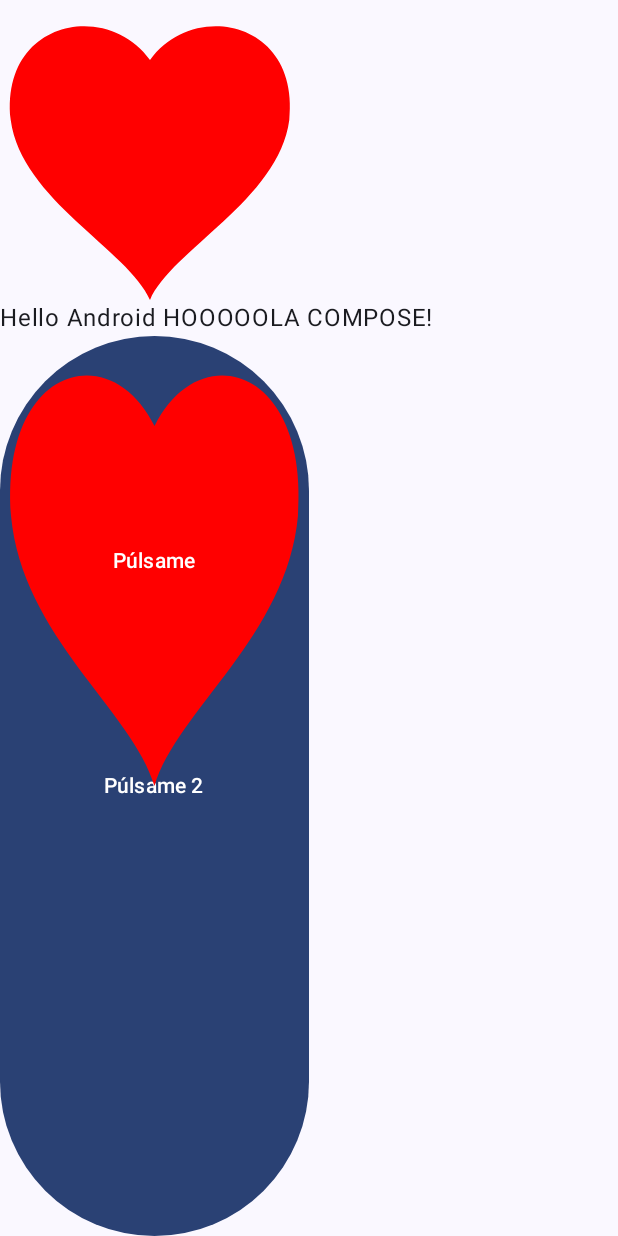
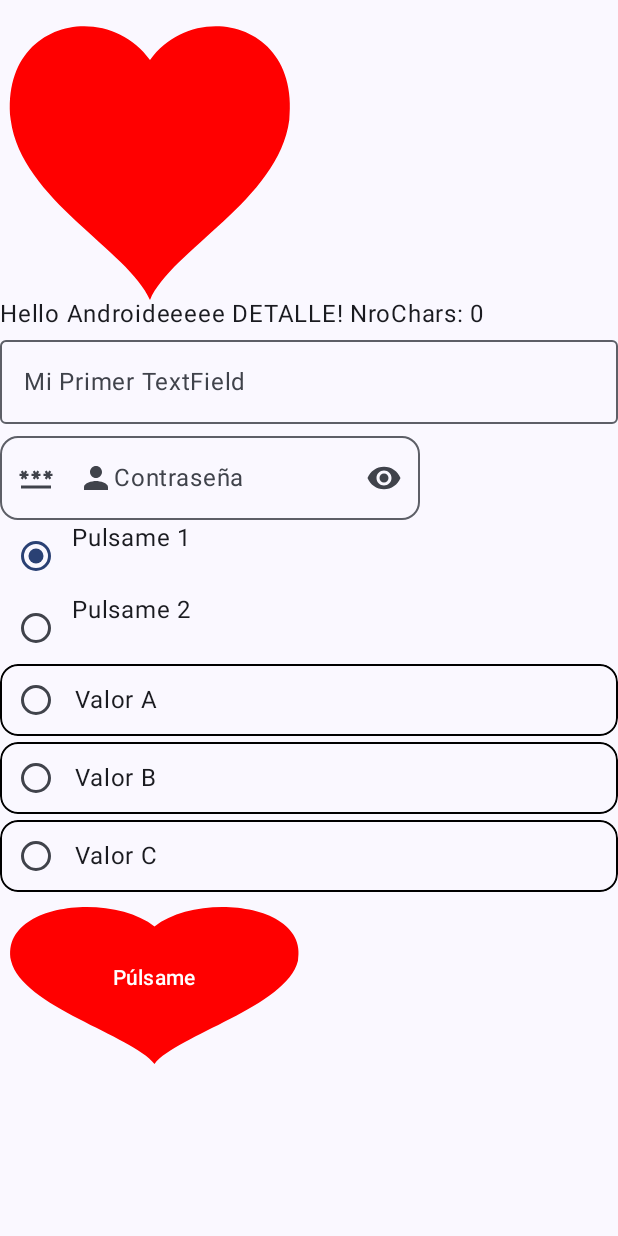
Before and after one commit to Jalperucio/hyh-android-app, an Android app built with Jetpack Compose: the screen it shows after launch (MainActivity), after a tap on "Púlsame", on a phone screen of 412 x 824 dp. Run offline under Robolectric (Android 15) with nearby library versions, the phone set to English and light mode, and no system bars; our stand-ins replace constraintlayout-compose; 2 other taps on this screen came first.

Commit message:
Added some new composables password, RadioButtonGroup, etc

```diff
--- a/fourth_project/app/src/main/java/com/example/myfirstcomposeapp/MainActivity.kt
+++ b/fourth_project/app/src/main/java/com/example/myfirstcomposeapp/MainActivity.kt
@@ -5,11 +5,13 @@ import android.content.res.Configuration.UI_MODE_NIGHT_YES
 import android.os.Bundle
 import androidx.activity.ComponentActivity
 import androidx.activity.compose.setContent
+import androidx.compose.foundation.BorderStroke
 import androidx.compose.foundation.background
 import androidx.compose.foundation.border
 import androidx.compose.foundation.clickable
 import androidx.compose.foundation.layout.Box
 import androidx.compose.foundation.layout.Column
+import androidx.compose.foundation.layout.Row
 import androidx.compose.foundation.layout.fillMaxHeight
 import androidx.compose.foundation.layout.fillMaxSize
 import androidx.compose.foundation.layout.fillMaxWidth
@@ -18,15 +20,22 @@ import androidx.compose.foundation.layout.padding
 import androidx.compose.foundation.layout.size
 import androidx.compose.foundation.layout.width
 import androidx.compose.foundation.shape.RoundedCornerShape
+import androidx.compose.foundation.text.KeyboardActions
+import androidx.compose.foundation.text.KeyboardOptions
 import androidx.compose.material3.Button
 import androidx.compose.material3.ButtonDefaults
+import androidx.compose.material3.ExperimentalMaterial3Api
 import androidx.compose.material3.MaterialTheme
+import androidx.compose.material3.OutlinedTextField
+import androidx.compose.material3.RadioButton
 import androidx.compose.material3.Surface
 import androidx.compose.material3.Text
 import androidx.compose.runtime.Composable
 import androidx.compose.runtime.getValue
+import androidx.compose.runtime.mutableIntStateOf
 import androidx.compose.runtime.mutableStateOf
 import androidx.compose.runtime.remember
+import androidx.compose.runtime.saveable.rememberSaveable
 import androidx.compose.runtime.setValue
 import androidx.compose.ui.Modifier
 import androidx.compose.ui.draw.clip
@@ -36,6 +45,8 @@ import androidx.compose.ui.graphics.Outline
 import androidx.compose.ui.graphics.Path
 import androidx.compose.ui.graphics.RectangleShape
 import androidx.compose.ui.graphics.Shape
+import androidx.compose.ui.text.input.ImeAction
+import androidx.compose.ui.text.input.KeyboardType
 import androidx.compose.ui.tooling.preview.Devices
 import androidx.compose.ui.tooling.preview.Preview
 import androidx.compose.ui.tooling.preview.PreviewParameter
@@ -43,6 +54,11 @@ import androidx.compose.ui.tooling.preview.PreviewParameterProvider
 import androidx.compose.ui.unit.Density
 import androidx.compose.ui.unit.LayoutDirection
 import androidx.compose.ui.unit.dp
+import androidx.navigation.compose.NavHost
+import androidx.navigation.compose.composable
+import androidx.navigation.compose.rememberNavController
+import com.example.myfirstcomposeapp.features.composable1.PasswordTextField
+import com.example.myfirstcomposeapp.features.composable1.RadioButtonGroup
 import com.example.myfirstcomposeapp.previews.MySuperPreview
 import com.example.myfirstcomposeapp.ui.theme.MyFirstComposeAppTheme
 
@@ -50,25 +66,41 @@ class MainActivity : ComponentActivity() {
     override fun onCreate(savedInstanceState: Bundle?) {
         super.onCreate(savedInstanceState)
         setContent {
+            val navController = rememberNavController()
             MyFirstComposeAppTheme {
                 // A surface container using the 'background' color from the theme
                 Surface(
                     modifier = Modifier.fillMaxSize(),
                     color = MaterialTheme.colorScheme.background
                 ) {
-                    Greeting("Android")
+                    NavHost(
+                        navController = navController,
+                        startDestination = "home"
+                    ){
+                        composable("home"){
+                            Greeting("Android"){
+                                navController.navigate("detail")
+                            }
+                        }
+                        composable("detail"){
+                            Greeting("Androideeeee DETALLE") {
+                                navController.navigate("home")
+                            }
+                        }
+                    }
+
                 }
             }
         }
     }
 }
 
-@MySuperPreview
+@OptIn(ExperimentalMaterial3Api::class)
 @Composable
 fun Greeting(
-    @PreviewParameter(MiSuperParameterProvider::class)
     name: String,
-    modifier: Modifier = Modifier
+    modifier: Modifier = Modifier,
+    onClick: () -> Unit
 ) {
     Column {
         var tex by remember {
@@ -90,43 +122,92 @@ fun Greeting(
                 .background(Color.Red)
                 .clickable { }
         )
+        var tx by rememberSaveable {
+            mutableStateOf("")
+        }
+        Text(
+            text = "Hello $tex! NroChars: ${tx.length}",
+            modifier = modifier,
+            style = MaterialTheme.typography.bodyLarge,
+        )
 
-        Text(
-            text = "Hello $tex!",
-            modifier = modifier
+        OutlinedTextField(
+            value = tx,
+            onValueChange = { newText ->
+                tx = newText
+            },
+            modifier = Modifier.fillMaxWidth(),
+            label = { Text("Mi Primer TextField") },
+            keyboardOptions = KeyboardOptions.Default.copy(
+                keyboardType = KeyboardType.Password,
+                imeAction = ImeAction.Go
+            ),
+            keyboardActions = KeyboardActions(
+
+            )
         )
+        var password by remember {
+            mutableStateOf("")
+        }
+        PasswordTextField(
+            labelText = "Contraseña",
+            password = password,
+            onPasswordChange = { pwd -> password = pwd }
+        )
+
+        var rbSelected by remember {
+            mutableIntStateOf(0)
+        }
+
+        Row (modifier = Modifier.clickable { rbSelected = 0 }){
+            RadioButton(selected = rbSelected == 0, onClick = { rbSelected = 0 })
+            Text(text = "Pulsame 1")
+        }
+
+        Row (modifier = Modifier.clickable { rbSelected = 1 }){
+            RadioButton(selected = rbSelected == 1, onClick = { rbSelected = 1 })
+            Text(text = "Pulsame 2")
+        }
+
+        var selectedValue by remember {
+            mutableStateOf(MisPosiblesValores.None)
+        }
+
+        RadioButtonGroup(
+            borderStroke = BorderStroke(1.dp, Color.Black),
+            radioButtonValues = MisPosiblesValores.values(),
+            selectedValue = selectedValue,
+            onCheckedChanged = { newValue ->
+                selectedValue = newValue
+            },
+            radioButtonLabel = { value ->
+                Text(value.text)
+            },
+            excludedValues = arrayOf(MisPosiblesValores.None)
+        )
+
         Box {
-
             Button(
                 modifier = Modifier
-                    .fillMaxWidth(0.5f)
-                    .fillMaxHeight(),
-                onClick = { tex += " ADIOS COMPOSE" }
-            ) {
-                Text("Púlsame 2")
-            }
-
-            Button(
-                modifier = Modifier
-                    .fillMaxSize(0.5f)
-                    .clip(Heart()),
+                    .fillMaxSize(0.5f),
+                    //.clip(Heart()),
+                shape = Heart(),
                 colors = ButtonDefaults.buttonColors(containerColor = Color.Red),
-                onClick = { tex += " HOOOOOLA COMPOSE" }) {
+                onClick = {
+                onClick()
+                }) {
                 Text("Púlsame")
             }
         }
     }
-
 }
 
-@MySuperPreview
-@Composable
-fun GreetingPreview() {
-    MyFirstComposeAppTheme {
-        Surface {
-            Greeting("Android")
-        }
-    }
+enum class MisPosiblesValores(val text: String) {
+    None(""),
+    ValorA("Valor A"),
+    ValorB("Valor B"),
+    ValorC("Valor C")
+
 }
 
 class MiSuperParameterProvider: PreviewParameterProvider<String>{
--- /dev/null
+++ b/fourth_project/app/src/main/java/com/example/myfirstcomposeapp/features/composable1/PasswordTextField.kt
@@ -0,0 +1,66 @@
+package com.example.myfirstcomposeapp.features.composable1
+
+import androidx.compose.foundation.clickable
+import androidx.compose.foundation.layout.Row
+import androidx.compose.foundation.shape.RoundedCornerShape
+import androidx.compose.foundation.text.KeyboardOptions
+import androidx.compose.material.icons.Icons
+import androidx.compose.material.icons.filled.Password
+import androidx.compose.material.icons.filled.Person
+import androidx.compose.material.icons.filled.Visibility
+import androidx.compose.material.icons.filled.VisibilityOff
+import androidx.compose.material3.ExperimentalMaterial3Api
+import androidx.compose.material3.Icon
+import androidx.compose.material3.OutlinedTextField
+import androidx.compose.material3.Text
+import androidx.compose.runtime.Composable
+import androidx.compose.runtime.getValue
+import androidx.compose.runtime.mutableStateOf
+import androidx.compose.runtime.remember
+import androidx.compose.runtime.setValue
+import androidx.compose.ui.Modifier
+import androidx.compose.ui.text.input.KeyboardType
+import androidx.compose.ui.text.input.PasswordVisualTransformation
+import androidx.compose.ui.text.input.VisualTransformation
+import androidx.compose.ui.unit.dp
+
+@OptIn(ExperimentalMaterial3Api::class)
+@Composable
+fun PasswordTextField(
+    modifier: Modifier = Modifier,
+    labelText: String,
+    password: String,
+    onPasswordChange:(String) -> Unit
+){
+    var isPasswordVisible by remember { mutableStateOf(false)}
+    OutlinedTextField(
+        modifier = modifier,
+        shape = RoundedCornerShape(12.dp),
+        leadingIcon = {
+            Icon(
+                imageVector = Icons.Default.Password,
+                contentDescription = null
+            )
+        },
+        keyboardOptions = KeyboardOptions(keyboardType = KeyboardType.Password),
+        trailingIcon = {
+            Icon(
+                modifier = Modifier.clickable { isPasswordVisible = !isPasswordVisible },
+                imageVector = if (!isPasswordVisible) Icons.Default.Visibility else Icons.Default.VisibilityOff,
+                contentDescription = null
+            )
+        },
+        visualTransformation = if (isPasswordVisible)
+            VisualTransformation.None
+        else
+            PasswordVisualTransformation(),
+        value = password,
+        label = {
+            Row {
+                Icon(Icons.Default.Person, contentDescription = null)
+                Text(text = labelText)
+            }
+                },
+        onValueChange = { tx -> onPasswordChange(tx)}
+    )
+}
--- /dev/null
+++ b/fourth_project/app/src/main/java/com/example/myfirstcomposeapp/features/composable1/RadioGroup.kt
@@ -0,0 +1,91 @@
+package com.example.myfirstcomposeapp.features.composable1
+
+import androidx.compose.foundation.BorderStroke
+import androidx.compose.foundation.border
+import androidx.compose.foundation.clickable
+import androidx.compose.foundation.layout.Arrangement
+import androidx.compose.foundation.layout.Column
+import androidx.compose.foundation.layout.Spacer
+import androidx.compose.foundation.layout.fillMaxWidth
+import androidx.compose.foundation.layout.size
+import androidx.compose.material3.MaterialTheme
+import androidx.compose.material3.RadioButton
+import androidx.compose.runtime.Composable
+import androidx.compose.ui.Alignment
+import androidx.compose.ui.Modifier
+import androidx.compose.ui.draw.clip
+import androidx.compose.ui.graphics.Color
+import androidx.compose.ui.graphics.Shape
+import androidx.compose.ui.unit.Dp
+import androidx.compose.ui.unit.dp
+import androidx.constraintlayout.compose.ConstraintLayout
+import androidx.constraintlayout.compose.Dimension
+
+@Composable
+inline fun <reified T>RadioButtonGroup(
+    modifier: Modifier = Modifier,
+    crossinline radioButtonLabel: @Composable (T) -> Unit = { },
+    crossinline radioButtonBody: @Composable (T) -> Unit = { },
+    radioButtonValues: Array<T>,
+    selectedValue: T?,
+    borderStroke: BorderStroke? = null,
+    dividerHeight: Dp = 4.dp,
+    excludedValues: Array<T> = emptyArray(),
+    radioButtonItemShape: Shape = MaterialTheme.shapes.medium,
+    crossinline onCheckedChanged: (T) -> Unit
+) {
+    Column(
+        modifier = modifier
+    ) {
+        radioButtonValues
+            .filter { notExcluded -> !excludedValues.any { excluded -> excluded == notExcluded } }
+            .forEachIndexed{ index,  item ->
+                if (index > 0)
+                    Spacer(modifier = Modifier.size(dividerHeight))
+
+                ConstraintLayout(
+                    modifier = Modifier
+                        .clip(radioButtonItemShape)
+                        .border(borderStroke ?: BorderStroke(0.dp, Color.Unspecified), radioButtonItemShape)
+                        .fillMaxWidth()
+                        .clickable { onCheckedChanged(item) },
+                ) {
+                    val (radioButtonView, titleView, bodyView) = createRefs()
+                    RadioButton(
+                        modifier = Modifier.constrainAs(radioButtonView){
+                            top.linkTo(parent.top)
+                            start.linkTo(parent.start)
+                        },
+                        selected = item == selectedValue,
+                        onClick = { onCheckedChanged(item) }
+                    )
+
+                    Column(
+                        modifier = Modifier.constrainAs(titleView){
+                            top.linkTo(radioButtonView.top)
+                            bottom.linkTo(radioButtonView.bottom)
+                            start.linkTo(radioButtonView.end, 2.dp)
+                            end.linkTo(parent.end)
+                            width = Dimension.fillToConstraints
+                        },
+                        horizontalAlignment = Alignment.Start,
+                        verticalArrangement = Arrangement.Center
+                    ) {
+                        radioButtonLabel(item)
+                    }
+
+                    Column(
+                        modifier = Modifier.constrainAs(bodyView){
+                            top.linkTo(titleView.bottom)
+                            start.linkTo(titleView.start)
+                            end.linkTo(parent.end, 4.dp)
+                            width = Dimension.fillToConstraints
+                        },
+                        horizontalAlignment = Alignment.Start,
+                        verticalArrangement = Arrangement.Top) {
+                        radioButtonBody(item)
+                    }
+                }
+            }
+    }
+}
```
Also changed, not shown: fourth_project/app/build.gradle.kts (+9 -7 lines).
